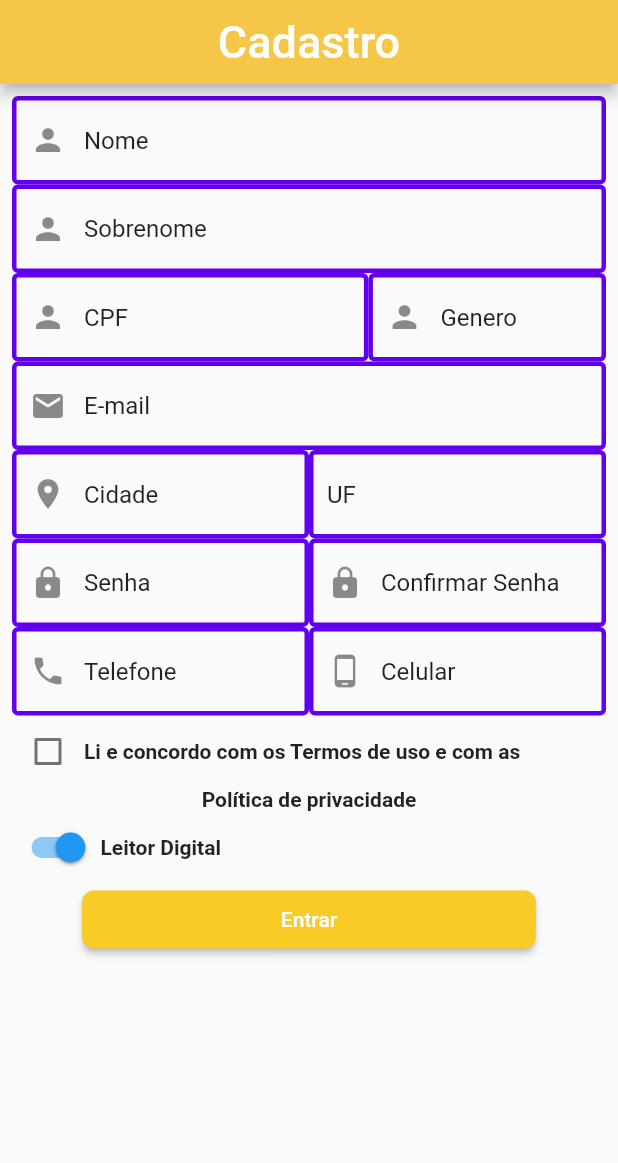
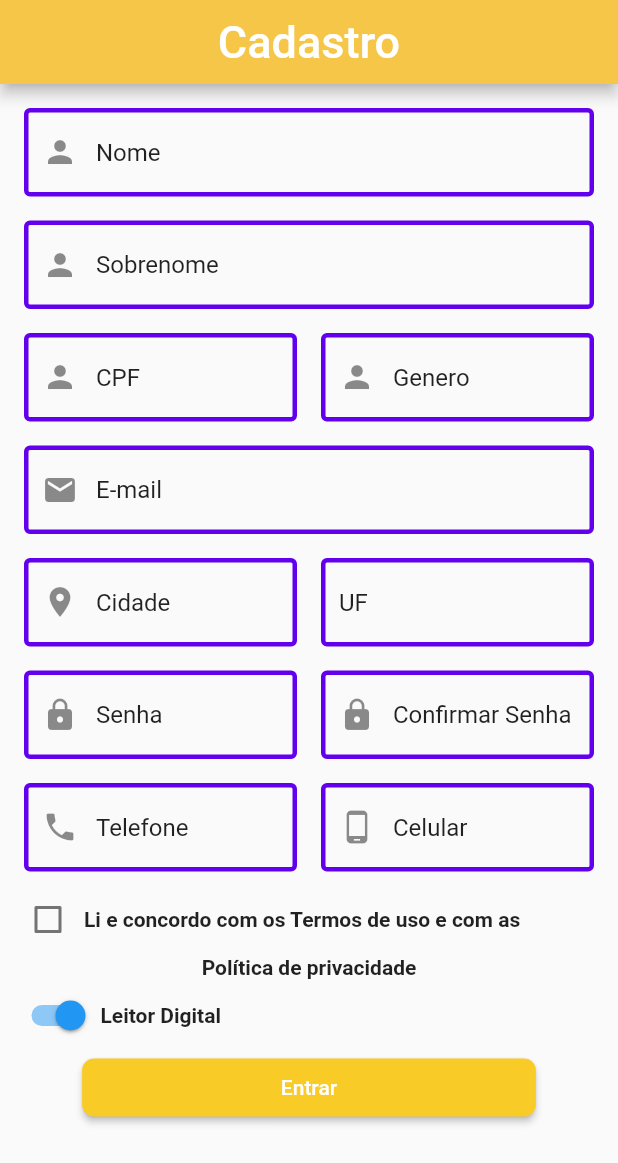
Before and after one commit to matiasfilho81/mi_au, a Flutter app: the screen it shows after launch, on a phone screen of 412 x 824 dp. Shown: the top 1163 px of the screen. Run offline on Flutter 3.47's test engine with Material 2 defaults, Android fonts, the phone set to English and light mode, and no system bars; our stand-ins replace flutter_modular.

Commit message:
espaco entre as linhas

```diff
--- a/lib/pages/siginup.dart
+++ b/lib/pages/siginup.dart
@@ -32,7 +32,9 @@ class _TelaCadastroState extends State<TelaCadastro> {
         padding: const EdgeInsets.all(8.0),
         child: Column(
           children: <Widget>[
-            TextFormField(
+            Padding(
+              padding: const EdgeInsets.all(8.0),
+              child: TextFormField(
                 initialValue: 'Nome',
                 decoration: const InputDecoration(
                   prefixIcon: Icon(Icons.person),
@@ -44,7 +46,10 @@ class _TelaCadastroState extends State<TelaCadastro> {
                   ),
                 ),
               ),
-            TextFormField(
+            ),
+            Padding(
+              padding: const EdgeInsets.all(8.0),
+              child: TextFormField(
                 initialValue: 'Sobrenome',
                 decoration: const InputDecoration(
                   prefixIcon: Icon(Icons.person),
@@ -52,13 +57,17 @@ class _TelaCadastroState extends State<TelaCadastro> {
                     color: Color(0xFF6200EE),
                   ),
                   enabledBorder: OutlineInputBorder(
-                    borderSide: BorderSide(width: 3, color: Color(0xFF6200EE))),
+                      borderSide:
+                          BorderSide(width: 3, color: Color(0xFF6200EE))),
+                ),
               ),
             ),
             Row(
               children: [
                 Expanded(
-                  flex: 3,
+                  flex: 2,
+                  child: Padding(
+                    padding: const EdgeInsets.all(8.0),
                     child: TextFormField(
                       initialValue: 'CPF',
                       decoration: const InputDecoration(
@@ -72,8 +81,11 @@ class _TelaCadastroState extends State<TelaCadastro> {
                       ),
                     ),
                   ),
+                ),
                 Expanded(
                   flex: 2,
+                  child: Padding(
+                    padding: const EdgeInsets.all(8.0),
                     child: TextFormField(
                       initialValue: 'Genero',
                       decoration: const InputDecoration(
@@ -88,9 +100,12 @@ class _TelaCadastroState extends State<TelaCadastro> {
                       ),
                     ),
                   ),
+                ),
               ],
             ),
-            TextFormField(
+            Padding(
+              padding: const EdgeInsets.all(8.0),
+              child: TextFormField(
                 initialValue: 'E-mail',
                 decoration: const InputDecoration(
                   prefixIcon: Icon(Icons.email),
@@ -102,10 +117,13 @@ class _TelaCadastroState extends State<TelaCadastro> {
                   ),
                 ),
               ),
+            ),
             Row(
               children: [
                 Expanded(
-                  flex: 3,
+                  flex: 2,
+                  child: Padding(
+                    padding: const EdgeInsets.all(8.0),
                     child: TextFormField(
                       initialValue: 'Cidade',
                       decoration: const InputDecoration(
@@ -120,8 +138,11 @@ class _TelaCadastroState extends State<TelaCadastro> {
                       ),
                     ),
                   ),
+                ),
                 Expanded(
-                  flex: 3,
+                  flex: 2,
+                  child: Padding(
+                    padding: const EdgeInsets.all(8.0),
                     child: TextFormField(
                       initialValue: 'UF',
                       decoration: const InputDecoration(
@@ -135,12 +156,15 @@ class _TelaCadastroState extends State<TelaCadastro> {
                       ),
                     ),
                   ),
+                ),
               ],
             ),
             Row(
               children: [
                 Expanded(
-                  flex: 3,
+                  flex: 2,
+                  child: Padding(
+                    padding: const EdgeInsets.all(8.0),
                     child: TextFormField(
                       initialValue: 'Senha',
                       decoration: const InputDecoration(
@@ -155,8 +179,11 @@ class _TelaCadastroState extends State<TelaCadastro> {
                       ),
                     ),
                   ),
+                ),
                 Expanded(
-                  flex: 3,
+                  flex: 2,
+                  child: Padding(
+                    padding: const EdgeInsets.all(8.0),
                     child: TextFormField(
                       initialValue: 'Confirmar Senha',
                       decoration: const InputDecoration(
@@ -171,12 +198,15 @@ class _TelaCadastroState extends State<TelaCadastro> {
                       ),
                     ),
                   ),
+                ),
               ],
             ),
             Row(
               children: [
                 Expanded(
-                  flex: 3,
+                  flex: 2,
+                  child: Padding(
+                    padding: const EdgeInsets.all(8.0),
                     child: TextFormField(
                       initialValue: 'Telefone',
                       decoration: const InputDecoration(
@@ -191,8 +221,11 @@ class _TelaCadastroState extends State<TelaCadastro> {
                       ),
                     ),
                   ),
+                ),
                 Expanded(
-                  flex: 3,
+                  flex: 2,
+                  child: Padding(
+                    padding: const EdgeInsets.all(8.0),
                     child: TextFormField(
                       initialValue: 'Celular',
                       decoration: const InputDecoration(
@@ -203,6 +236,7 @@ class _TelaCadastroState extends State<TelaCadastro> {
                         enabledBorder: OutlineInputBorder(
                           borderSide:
                               BorderSide(width: 3, color: Color(0xFF6200EE)),
+                        ),
                       ),
                     ),
                   ),
```
Lines whose indentation alone changed are shown as unchanged.
